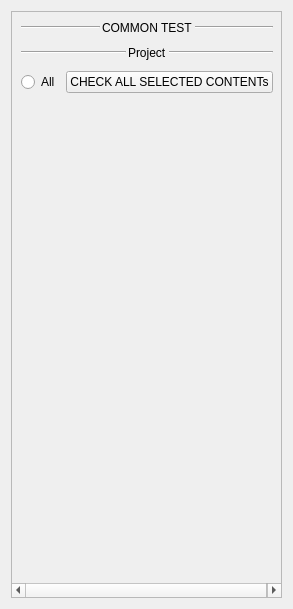
Above: Maya_Tools/Developer/Main/MODULE/CleanerTools/UI/CleanerTools.ui from code-google-com/mayatools before the change. Below: the same form after it.
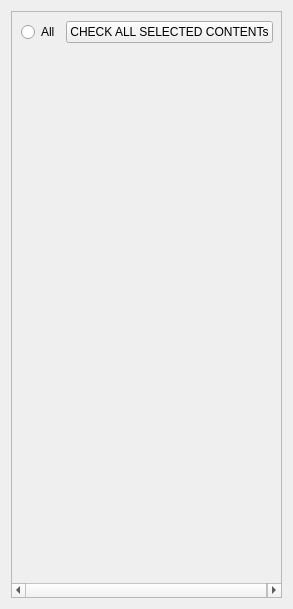
That is the form after the change.

What changed in the file:
```diff
--- a/Maya_Tools/Developer/Main/MODULE/CleanerTools/UI/CleanerTools.ui
+++ b/Maya_Tools/Developer/Main/MODULE/CleanerTools/UI/CleanerTools.ui
@@ -38,112 +38,11 @@
        <item>
         <layout class="QVBoxLayout" name="CommonLayout">
          <property name="spacing">
-          <number>2</number>
+          <number>1</number>
          </property>
-         <item>
-          <layout class="QHBoxLayout" name="horizontalLayout">
-           <item>
-            <widget class="Line" name="line_3">
-             <property name="orientation">
-              <enum>Qt::Horizontal</enum>
-             </property>
-            </widget>
-           </item>
-           <item>
-            <widget class="QLabel" name="label_2">
-             <property name="sizePolicy">
-              <sizepolicy hsizetype="Maximum" vsizetype="Preferred">
-               <horstretch>0</horstretch>
-               <verstretch>0</verstretch>
-              </sizepolicy>
-             </property>
-             <property name="autoFillBackground">
-              <bool>true</bool>
-             </property>
-             <property name="lineWidth">
-              <number>0</number>
-             </property>
-             <property name="text">
-              <string>COMMON TEST</string>
-             </property>
-            </widget>
-           </item>
-           <item>
-            <widget class="Line" name="line_4">
-             <property name="orientation">
-              <enum>Qt::Horizontal</enum>
-             </property>
-            </widget>
-           </item>
-          </layout>
-         </item>
-         <item>
-          <widget class="Line" name="line_6">
-           <property name="enabled">
-            <bool>false</bool>
-           </property>
-           <property name="frameShadow">
-            <enum>QFrame::Sunken</enum>
-           </property>
-           <property name="lineWidth">
-            <number>0</number>
-           </property>
-           <property name="orientation">
-            <enum>Qt::Horizontal</enum>
-           </property>
-          </widget>
-         </item>
-        </layout>
-       </item>
-       <item>
-        <layout class="QVBoxLayout" name="CustomLayout">
-         <property name="spacing">
-          <number>2</number>
+         <property name="sizeConstraint">
+          <enum>QLayout::SetFixedSize</enum>
          </property>
-         <item>
-          <layout class="QHBoxLayout" name="horizontalLayout_2">
-           <item>
-            <widget class="Line" name="line_2">
-             <property name="orientation">
-              <enum>Qt::Horizontal</enum>
-             </property>
-            </widget>
-           </item>
-           <item>
-            <widget class="QLabel" name="label">
-             <property name="sizePolicy">
-              <sizepolicy hsizetype="Maximum" vsizetype="Preferred">
-               <horstretch>0</horstretch>
-               <verstretch>0</verstretch>
-              </sizepolicy>
-             </property>
-             <property name="text">
-              <string>Project</string>
-             </property>
-            </widget>
-           </item>
-           <item>
-            <widget class="Line" name="line">
-             <property name="orientation">
-              <enum>Qt::Horizontal</enum>
-             </property>
-            </widget>
-           </item>
-          </layout>
-         </item>
-         <item>
-          <widget class="Line" name="line_5">
-           <property name="enabled">
-            <bool>false</bool>
-           </property>
-           <property name="lineWidth">
-            <number>0</number>
-           </property>
-           <property name="orientation">
-            <enum>Qt::Horizontal</enum>
-           </property>
-          </widget>
-         </item>
         </layout>
        </item>
        <item>
```
Left out of the diff: 2 changed lines with no effect on the pictures.
